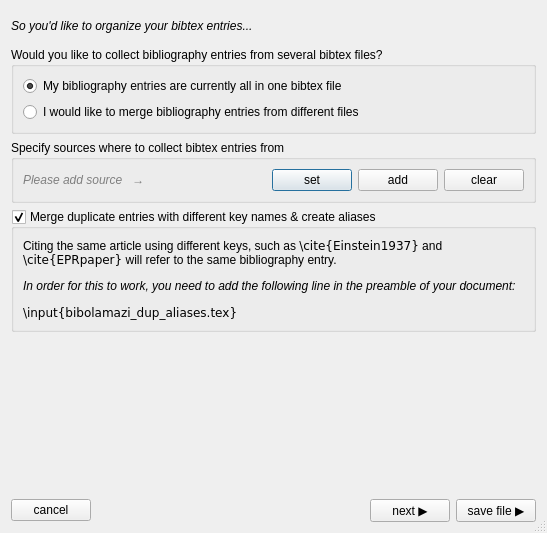
Before: the Qt Designer form gui/bibolamazi_gui/newbibolamazifiledialog.ui in phfaist/bibolamazi, drawn with Qt 5.
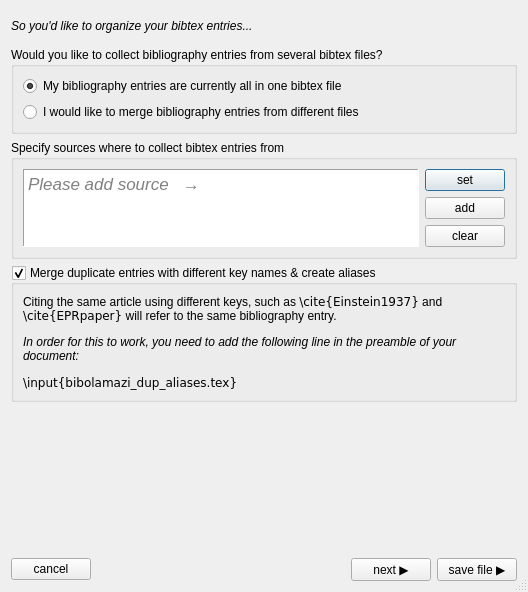
After: the same form once the commit is applied. The open tabs and pages were chosen to show the change.

The edit to the form file:
```diff
--- a/gui/bibolamazi_gui/newbibolamazifiledialog.ui
+++ b/gui/bibolamazi_gui/newbibolamazifiledialog.ui
@@ -6,8 +6,8 @@
    <rect>
     <x>0</x>
     <y>0</y>
-    <width>547</width>
-    <height>533</height>
+    <width>528</width>
+    <height>592</height>
    </rect>
   </property>
   <property name="windowTitle">
@@ -93,23 +93,33 @@
          </property>
          <layout class="QHBoxLayout" name="horizontalLayout">
           <item>
-           <widget class="QLabel" name="lblSources">
+           <widget class="QTextBrowser" name="txtSources">
             <property name="sizePolicy">
              <sizepolicy hsizetype="Expanding" vsizetype="Preferred">
-              <horstretch>0</horstretch>
+              <horstretch>1</horstretch>
               <verstretch>0</verstretch>
              </sizepolicy>
             </property>
-            <property name="text">
-             <string>&lt;html&gt;&lt;head/&gt;&lt;body&gt;&lt;p style=&quot;font-style:italic; color: #808080;&quot;&gt;Please add source&amp;nbsp;&amp;nbsp;&amp;nbsp;→&lt;/p&gt;&lt;/body&gt;&lt;/html&gt;</string>
+            <property name="frameShape">
+             <enum>QFrame::Panel</enum>
             </property>
-            <property name="wordWrap">
+            <property name="tabChangesFocus">
              <bool>true</bool>
             </property>
+            <property name="html">
+             <string>&lt;!DOCTYPE HTML PUBLIC &quot;-//W3C//DTD HTML 4.0//EN&quot; &quot;http://www.w3.org/TR/REC-html40/strict.dtd&quot;&gt;
+&lt;html&gt;&lt;head&gt;&lt;meta name=&quot;qrichtext&quot; content=&quot;1&quot; /&gt;&lt;style type=&quot;text/css&quot;&gt;
+p, li { white-space: pre-wrap; }
+&lt;/style&gt;&lt;/head&gt;&lt;body style=&quot; font-family:'.SF NS Text'; font-size:13pt; font-weight:400; font-style:normal;&quot;&gt;
+&lt;p style=&quot; margin-top:12px; margin-bottom:12px; margin-left:0px; margin-right:0px; -qt-block-indent:0; text-indent:0px;&quot;&gt;&lt;span style=&quot; font-style:italic; color:#808080;&quot;&gt;Please add source   →&lt;/span&gt;&lt;/p&gt;&lt;/body&gt;&lt;/html&gt;</string>
+            </property>
            </widget>
           </item>
           <item>
-           <layout class="QHBoxLayout" name="horizontalLayout_2">
+           <layout class="QVBoxLayout" name="verticalLayout_9">
+            <property name="sizeConstraint">
+             <enum>QLayout::SetFixedSize</enum>
+            </property>
             <item>
              <widget class="QPushButton" name="btnSrcSet">
               <property name="text">
@@ -177,7 +187,7 @@
          <property name="sizeHint" stdset="0">
           <size>
            <width>20</width>
-           <height>1</height>
+           <height>5</height>
           </size>
          </property>
         </spacer>
```
Left out of the diff: 2 changed lines with no effect on the pictures.
